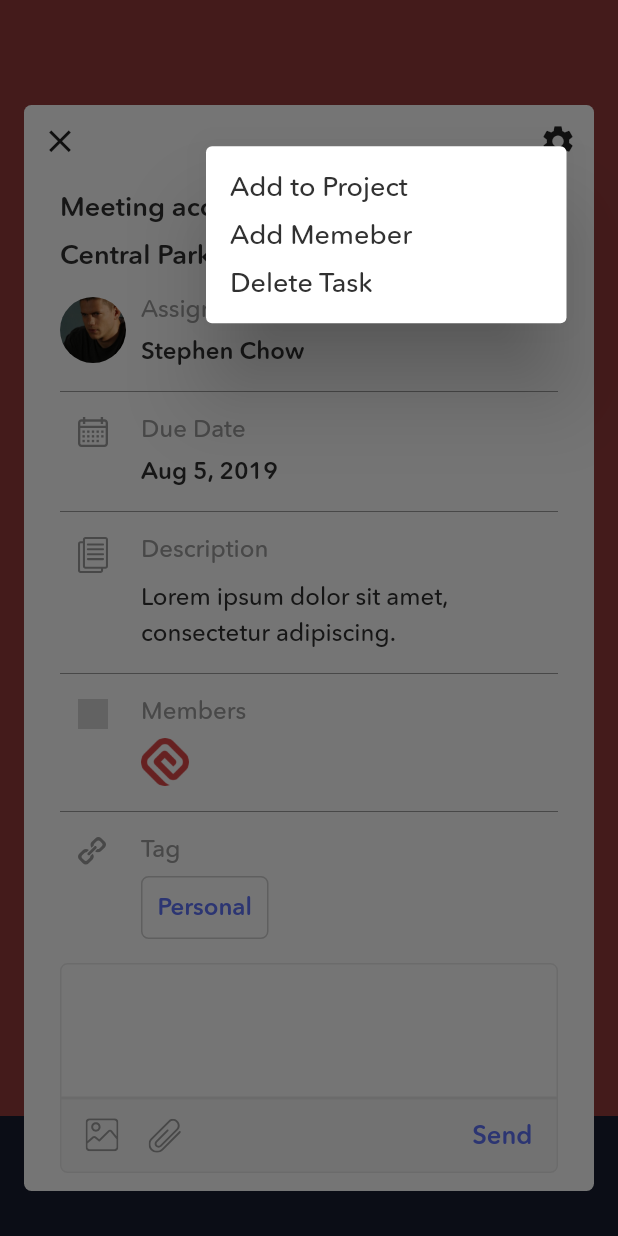
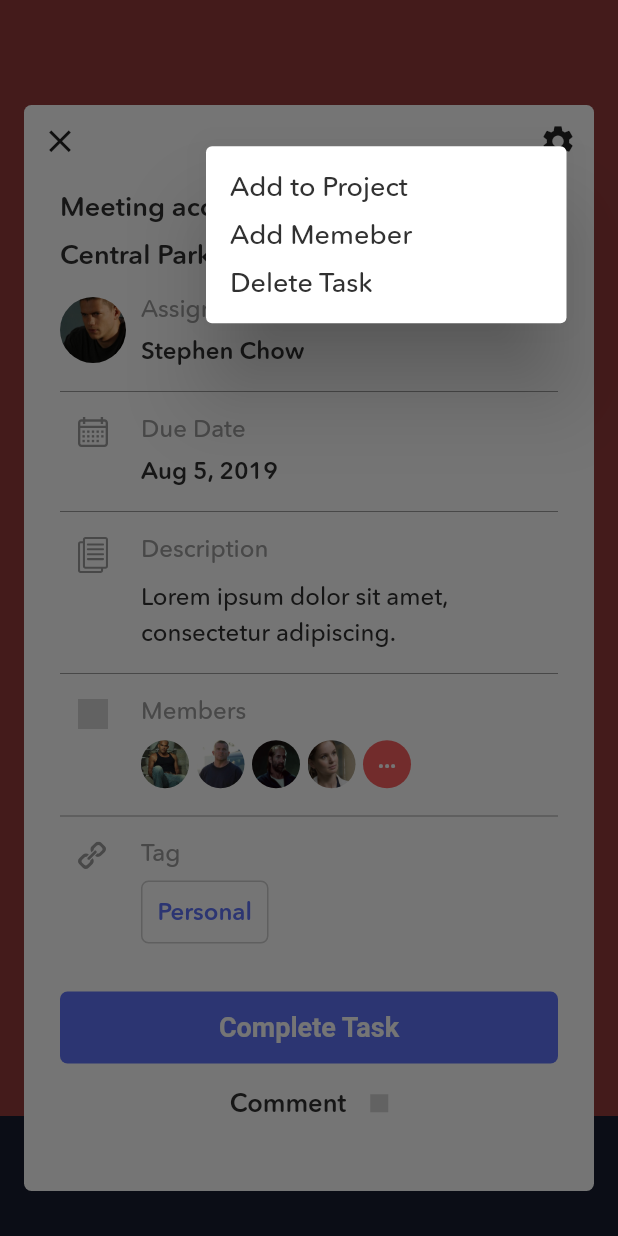
Before and after one commit to tranvinh146/aking_todo_list, a Flutter app: the TaskDetailScreen screen opened by its route, after a tap on the "settings" icon, on a phone screen of 412 x 824 dp. Run offline on Flutter 3.47's test engine with Material 2 defaults, Android fonts, the phone set to English and light mode, and no system bars; our stand-ins replace flutter_slidable, flutter_svg, sqflite, table_calendar; missing offline and left inert: outlined_text; accounts and stored records are empty.

Commit message:
Fix detail screen

```diff
--- a/lib/ui/screens/detail/task_detail/components/body.dart
+++ b/lib/ui/screens/detail/task_detail/components/body.dart
@@ -3,14 +3,18 @@ import 'package:aking_to_do_list/ui/components/default_button.dart';
 import 'package:aking_to_do_list/ui/screens/detail/task_detail/components/comment.dart';
 import 'package:aking_to_do_list/ui/screens/detail/task_detail/components/edit_popup.dart';
 import 'package:aking_to_do_list/ui/screens/detail/task_detail/components/section.dart';
+import 'package:aking_to_do_list/ui/screens/detail/task_detail/task_detail_screen.dart';
 import 'package:flutter/material.dart';
 import 'package:flutter_svg/svg.dart';
+import 'package:provider/provider.dart';
 
 class Body extends StatelessWidget {
   const Body({Key? key}) : super(key: key);
 
   @override
   Widget build(BuildContext context) {
+    ShowCommentModel showCommentModel = Provider.of<ShowCommentModel>(context);
+
     return Stack(
       children: [
         _buildBackground(),
@@ -69,7 +73,7 @@ class Body extends StatelessWidget {
                     _buildTag(),
 
                     //Comment
-                    Comment(),
+                    showCommentModel.show ? Comment() : Container(),
 
                     //Button
                     Padding(
@@ -82,8 +86,24 @@ class Body extends StatelessWidget {
                     ),
 
                     //Show comment
-                    InkWell(
-                      onTap: () {},
+                    showCommentModel.show
+                        ? Container()
+                        : _buildShowComment(showCommentModel)
+                  ],
+                ),
+              ),
+            ],
+          ),
+        ),
+      ],
+    );
+  }
+
+  InkWell _buildShowComment(ShowCommentModel showCommentModel) {
+    return InkWell(
+      onTap: () {
+        showCommentModel.showComment();
+      },
       child: Row(
         mainAxisAlignment: MainAxisAlignment.center,
         children: [
@@ -101,14 +121,6 @@ class Body extends StatelessWidget {
           ),
         ],
       ),
-                    )
-                  ],
-                ),
-              ),
-            ],
-          ),
-        ),
-      ],
     );
   }
 
@@ -149,14 +161,44 @@ class Body extends StatelessWidget {
       ),
       title: "Members",
       child: Container(
+        height: 35,
+        padding: EdgeInsets.zero,
+        child: ListView.builder(
+          shrinkWrap: true,
+          scrollDirection: Axis.horizontal,
+          itemCount: 5,
+          itemBuilder: (context, index) {
+            if (index == 4) {
+              return Container(
+                height: 32,
+                width: 32,
+                alignment: Alignment.center,
+                padding: EdgeInsets.only(bottom: 5),
+                decoration: BoxDecoration(
+                    color: redPrimaryColor, shape: BoxShape.circle),
+                child: Text(
+                  "...",
+                  style: TextStyle(
+                    color: Colors.white,
+                    fontSize: 16,
+                    fontWeight: FontWeight.bold,
+                  ),
+                ),
+              );
+            }
+            return Container(
+              margin: EdgeInsets.only(right: 5),
               height: 32,
               width: 32,
               decoration: BoxDecoration(
                 shape: BoxShape.circle,
                 image: DecorationImage(
-            image: AssetImage("assets/images/logo.png"),
+                  image: AssetImage("assets/images/mem_${index + 1}.jpg"),
                   fit: BoxFit.cover,
                 ),
+              ),
+            );
+          },
         ),
       ),
     );
--- a/lib/ui/screens/detail/task_detail/components/comment.dart
+++ b/lib/ui/screens/detail/task_detail/components/comment.dart
@@ -85,12 +85,26 @@ class Comment extends StatelessWidget {
       children: [
         Container(
           margin: EdgeInsets.zero,
+          padding: EdgeInsets.all(16),
           height: 90,
           decoration: BoxDecoration(
             borderRadius: BorderRadius.vertical(
               top: Radius.circular(5),
             ),
             border: Border.all(color: Color(0xFFEAEAEA)),
+          ),
+          child: TextField(
+            maxLines: 3,
+            decoration: InputDecoration(
+              hintText: "Write a commet",
+              hintStyle: TextStyle(
+                color: Colors.grey,
+                fontSize: 16,
+              ),
+              border: InputBorder.none,
+              focusedBorder: InputBorder.none,
+              contentPadding: EdgeInsets.zero,
+            ),
           ),
         ),
         Container(
--- a/lib/ui/screens/detail/task_detail/task_detail_screen.dart
+++ b/lib/ui/screens/detail/task_detail/task_detail_screen.dart
@@ -11,17 +11,19 @@ class TaskDetailScreen extends StatelessWidget {
   Widget build(BuildContext context) {
     return Scaffold(
       body: ChangeNotifierProvider(
-        create: (_) => MyComment(),
+        create: (_) => ShowCommentModel(),
         child: Body(),
       ),
     );
   }
 }
 
-class MyComment with ChangeNotifier {
+class ShowCommentModel with ChangeNotifier {
   bool _show = false;
 
-  show() {
+  bool get show => _show;
+
+  showComment() {
     _show = true;
     notifyListeners();
   }
```
Lines whose indentation alone changed are shown as unchanged.
